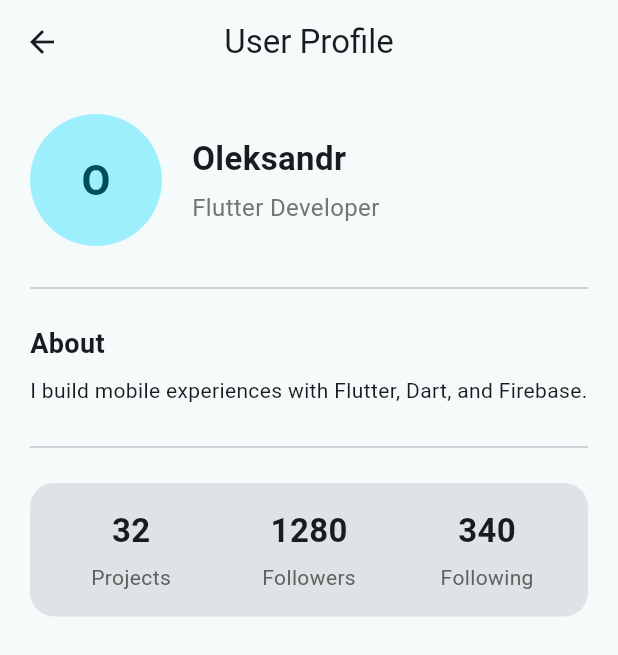
After one commit to IgorGreb/first_project, a Flutter app: the HomeworkSevenScreen screen opened by its route, on a phone screen of 412 x 824 dp. The commit adds this screen. Shown: the top 655 px of the screen. Run offline on Flutter 3.47's test engine with Material 3 defaults, Android fonts, the phone set to English and light mode, and no system bars; our stand-ins replace equatable; network calls fail.

Commit message:
add homework seven

```diff
--- a/lib/app.dart
+++ b/lib/app.dart
@@ -2,8 +2,9 @@ import 'package:flutter/material.dart';
 import 'package:flutter_application_grebenyuk/constants/colors.dart';
 import 'package:flutter_application_grebenyuk/home_page/home_page.dart';
 import 'package:flutter_application_grebenyuk/homeworks/five/homework_five_screen.dart';
-import 'package:flutter_application_grebenyuk/screens/contacts_screen.dart';
-import 'package:flutter_application_grebenyuk/screens/profile_screen.dart';
+import 'package:flutter_application_grebenyuk/homeworks/six/contacts_screen.dart';
+import 'package:flutter_application_grebenyuk/homeworks/six/profile_screen.dart';
+import 'package:flutter_application_grebenyuk/homeworks/seven/homework_seven_screen.dart';
 
 class MyApp extends StatelessWidget {
   const MyApp({super.key});
@@ -17,12 +18,13 @@ class MyApp extends StatelessWidget {
           seedColor: MainPageColors.backgroundLight,
         ),
       ),
-      initialRoute: HomeworkFiveScreen.routeName,
+      initialRoute: HomeScreen.routeName,
       routes: {
         HomeScreen.routeName: (context) => const HomeScreen(),
         ProfileScreen.routeName: (context) => const ProfileScreen(),
         ContactsScreen.routeName: (context) => const ContactsScreen(),
         HomeworkFiveScreen.routeName: (context) => const HomeworkFiveScreen(),
+        HomeworkSevenScreen.routeName: (context) => const HomeworkSevenScreen(),
       },
     );
   }
--- a/lib/constants/main_page_text.dart
+++ b/lib/constants/main_page_text.dart
@@ -3,6 +3,7 @@ class HomePageText {
   static const String welcomeText = 'Ласкаво просимо!';
   static const String goToProfileButton = 'Перейти до профілю';
   static const String goToHomeworkFiveButton = 'Домашка #5';
+  static const String goToHomeworkSevenButton = 'Домашка #7';
 
   static const String profileScreenTitle = 'Профіль';
   static const String profileName = 'Ігор Гребенюк';
--- a/lib/home_page/home_page.dart
+++ b/lib/home_page/home_page.dart
@@ -1,7 +1,8 @@
 import 'package:flutter/material.dart';
 import 'package:flutter_application_grebenyuk/constants/main_page_text.dart';
 import 'package:flutter_application_grebenyuk/homeworks/five/homework_five_screen.dart';
-import 'package:flutter_application_grebenyuk/screens/profile_screen.dart';
+import 'package:flutter_application_grebenyuk/homeworks/six/profile_screen.dart';
+import 'package:flutter_application_grebenyuk/homeworks/seven/homework_seven_screen.dart';
 
 class HomeScreen extends StatelessWidget {
   const HomeScreen({super.key});
@@ -21,10 +22,7 @@ class HomeScreen extends StatelessWidget {
           children: [
             const Text(
               HomePageText.welcomeText,
-              style: TextStyle(
-                fontSize: 22,
-                fontWeight: FontWeight.bold,
-              ),
+              style: TextStyle(fontSize: 22, fontWeight: FontWeight.bold),
               textAlign: TextAlign.center,
             ),
             const SizedBox(height: 20),
@@ -41,6 +39,13 @@ class HomeScreen extends StatelessWidget {
               },
               child: const Text(HomePageText.goToHomeworkFiveButton),
             ),
+            const SizedBox(height: 20),
+            ElevatedButton(
+              onPressed: () {
+                Navigator.pushNamed(context, HomeworkSevenScreen.routeName);
+              },
+              child: const Text(HomePageText.goToHomeworkSevenButton),
+            ),
           ],
         ),
       ),
--- /dev/null
+++ b/lib/homeworks/seven/homework_seven_screen.dart
@@ -0,0 +1,60 @@
+import 'package:flutter/material.dart';
+import 'package:flutter_application_grebenyuk/homeworks/seven/widgets/profile_header.dart';
+import 'package:flutter_application_grebenyuk/homeworks/seven/widgets/user_status.dart';
+
+class HomeworkSevenScreen extends StatelessWidget {
+  const HomeworkSevenScreen({super.key});
+
+  static const routeName = '/homework-seven';
+
+  @override
+  Widget build(BuildContext context) {
+    return Scaffold(
+      appBar: AppBar(title: const Text('User Profile'), centerTitle: true),
+      body: LayoutBuilder(
+        builder: (context, constraints) {
+          final bool isWide = constraints.maxWidth >= 600;
+          final EdgeInsets padding = EdgeInsets.symmetric(
+            horizontal: isWide ? 48 : 20,
+            vertical: isWide ? 32 : 20,
+          );
+          final double sectionSpacing = isWide ? 32 : 20;
+          final double dividerSpacing = isWide ? 24 : 16;
+
+          return SingleChildScrollView(
+            padding: padding,
+            child: Column(
+              crossAxisAlignment: CrossAxisAlignment.stretch,
+              children: [
+                ProfileHeader(
+                  name: 'Oleksandr',
+                  description: 'Flutter Developer',
+                  isWide: isWide,
+                ),
+                SizedBox(height: sectionSpacing),
+                const Divider(),
+                SizedBox(height: dividerSpacing),
+                Text(
+                  'About',
+                  style: TextStyle(
+                    fontSize: isWide ? 20 : 18,
+                    fontWeight: FontWeight.bold,
+                  ),
+                ),
+                const SizedBox(height: 8),
+                Text(
+                  'I build mobile experiences with Flutter, Dart, and Firebase.',
+                  style: TextStyle(fontSize: isWide ? 16 : 14, height: 1.4),
+                ),
+                SizedBox(height: sectionSpacing),
+                const Divider(),
+                SizedBox(height: dividerSpacing),
+                UserStatusWidget(projects: 32, followers: 1280, following: 340),
+              ],
+            ),
+          );
+        },
+      ),
+    );
+  }
+}
--- /dev/null
+++ b/lib/homeworks/seven/widgets/profile_header.dart
@@ -0,0 +1,62 @@
+import 'package:flutter/material.dart';
+
+class ProfileHeader extends StatelessWidget {
+  const ProfileHeader({
+    super.key,
+    required this.name,
+    required this.description,
+    required this.isWide,
+  });
+
+  final String name;
+  final String description;
+  final bool isWide;
+
+  @override
+  Widget build(BuildContext context) {
+    final double avatarRadius = isWide ? 52 : 44;
+    final double nameFontSize = isWide ? 26 : 22;
+    final double descriptionFontSize = isWide ? 18 : 16;
+
+    return Row(
+      crossAxisAlignment: CrossAxisAlignment.center,
+      children: [
+        CircleAvatar(
+          radius: avatarRadius,
+          backgroundColor: Theme.of(context).colorScheme.primaryContainer,
+          child: Text(
+            name.isNotEmpty ? name[0] : '',
+            style: TextStyle(
+              fontSize: isWide ? 32 : 28,
+              fontWeight: FontWeight.bold,
+              color: Theme.of(context).colorScheme.onPrimaryContainer,
+            ),
+          ),
+        ),
+        const SizedBox(width: 20),
+        Expanded(
+          child: Column(
+            crossAxisAlignment: CrossAxisAlignment.start,
+            children: [
+              Text(
+                name,
+                style: TextStyle(
+                  fontSize: nameFontSize,
+                  fontWeight: FontWeight.bold,
+                ),
+              ),
+              const SizedBox(height: 6),
+              Text(
+                description,
+                style: TextStyle(
+                  fontSize: descriptionFontSize,
+                  color: Colors.grey[600],
+                ),
+              ),
+            ],
+          ),
+        ),
+      ],
+    );
+  }
+}
--- /dev/null
+++ b/lib/homeworks/seven/widgets/statistics_widget_builder.dart
@@ -0,0 +1,24 @@
+import 'package:flutter/material.dart';
+
+Widget buildStatistic(
+  String label,
+  int value,
+  double valueFontSize,
+  double labelFontSize,
+) {
+  return Column(
+    mainAxisSize: MainAxisSize.min,
+    crossAxisAlignment: CrossAxisAlignment.center,
+    children: [
+      Text(
+        value.toString(),
+        style: TextStyle(fontSize: valueFontSize, fontWeight: FontWeight.bold),
+      ),
+      const SizedBox(height: 6),
+      Text(
+        label,
+        style: TextStyle(fontSize: labelFontSize, color: Colors.grey[700]),
+      ),
+    ],
+  );
+}
--- /dev/null
+++ b/lib/homeworks/seven/widgets/user_status.dart
@@ -0,0 +1,69 @@
+import 'package:flutter/material.dart';
+import 'package:flutter_application_grebenyuk/homeworks/seven/widgets/statistics_widget_builder.dart';
+
+class UserStatusWidget extends StatelessWidget {
+  const UserStatusWidget({
+    super.key,
+    required this.projects,
+    required this.followers,
+    required this.following,
+  });
+
+  final int projects;
+  final int followers;
+  final int following;
+
+  @override
+  Widget build(BuildContext context) {
+    return LayoutBuilder(
+      builder: (context, constraints) {
+        final bool isWide = constraints.maxWidth >= 400;
+        final double valueFontSize = isWide ? 28 : 22;
+        final double labelFontSize = isWide ? 16 : 14;
+        final double spacing = isWide ? 32 : 16;
+
+        return Container(
+          padding: EdgeInsets.symmetric(
+            horizontal: isWide ? 32 : 16,
+            vertical: isWide ? 20 : 16,
+          ),
+          decoration: BoxDecoration(
+            borderRadius: BorderRadius.circular(16),
+            color: Theme.of(context).colorScheme.surfaceContainerHighest,
+          ),
+          child: Row(
+            mainAxisAlignment: MainAxisAlignment.spaceBetween,
+            children: [
+              Expanded(
+                child: buildStatistic(
+                  'Projects',
+                  projects,
+                  valueFontSize,
+                  labelFontSize,
+                ),
+              ),
+              SizedBox(width: spacing),
+              Expanded(
+                child: buildStatistic(
+                  'Followers',
+                  followers,
+                  valueFontSize,
+                  labelFontSize,
+                ),
+              ),
+              SizedBox(width: spacing),
+              Expanded(
+                child: buildStatistic(
+                  'Following',
+                  following,
+                  valueFontSize,
+                  labelFontSize,
+                ),
+              ),
+            ],
+          ),
+        );
+      },
+    );
+  }
+}
```
Also changed, not shown: lib/homeworks/six/profile_screen.dart (renamed from lib/screens/profile_screen.dart, +3 -7 lines), lib/homeworks/six/contacts_screen.dart (renamed from lib/screens/contacts_screen.dart).
